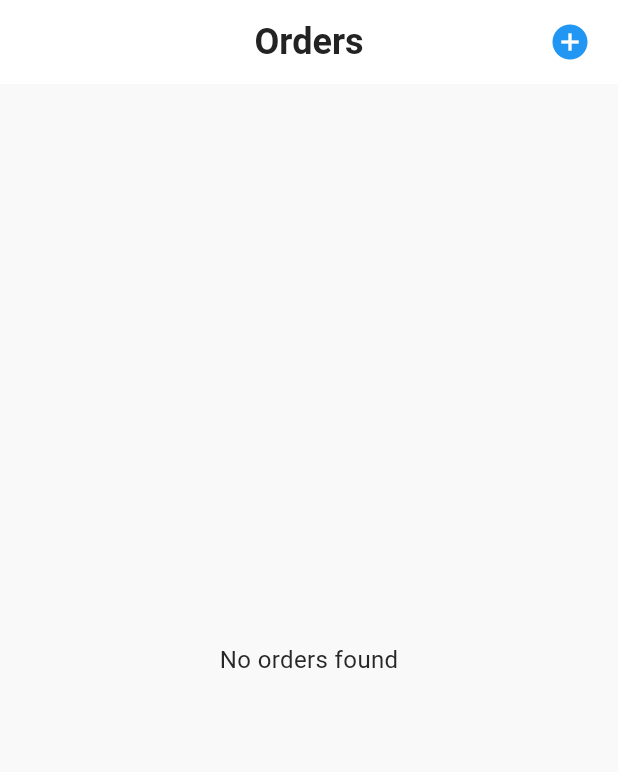
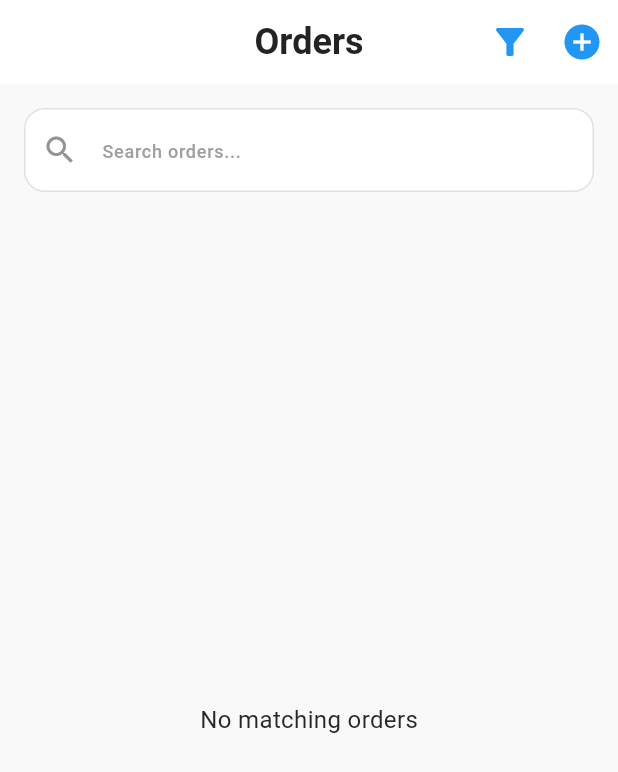
Before and after one commit to devaa11/ordermanagement, a Flutter app: the screen it shows once a user with an empty profile is signed in, on a phone screen of 412 x 824 dp. Shown: the top 772 px of the screen. Run offline on Flutter 3.47's test engine with Material 3 defaults, Android fonts, the phone set to English and light mode, and no system bars; our stand-ins replace cloud_firestore, firebase_auth, firebase_core, flutter_screenutil, get, iconsax; accounts and stored records are empty; generated files the repository leaves out were written again; Roboto replaces fonts that are missing (Poppins).

Commit message:
filter also added

```diff
--- a/lib/modules/Home/home_screen.dart
+++ b/lib/modules/Home/home_screen.dart
@@ -5,6 +5,7 @@ import 'package:get/get_core/src/get_main.dart';
 import '../../data/models/orderModel.dart';
 import '../../utils/routes/app_routes.dart';
 import '../orders/controllers/order_controller.dart';
+import '../orders/widgets/order_filtersheet.dart';
 
 class HomeScreen extends StatefulWidget {
   const HomeScreen({super.key});
@@ -42,12 +43,22 @@ class _HomeScreenState extends State<HomeScreen> {
         centerTitle: true,
         actions: [
           IconButton(
+            icon: const Icon(Icons.filter_alt, color: Colors.blue, size: 28),
             onPressed: () {
-              Get.toNamed(Routes.addOrders);
+              showModalBottomSheet(
+                context: context,
+                isScrollControlled: true,
+                shape: const RoundedRectangleBorder(
+                  borderRadius: BorderRadius.vertical(top: Radius.circular(24)),
+                ),
+                builder: (_) => OrderFilterSheet(),
+              );
             },
+          ),
+          IconButton(
             icon: const Icon(Icons.add_circle, color: Colors.blue, size: 28),
+            onPressed: () => Get.toNamed(Routes.addOrders),
           ),
-          const SizedBox(width: 8),
         ],
       ),
       body: Obx(() {
@@ -55,30 +66,57 @@ class _HomeScreenState extends State<HomeScreen> {
           return const Center(child: CircularProgressIndicator());
         }
 
-      if (orderCtrl.orders.isEmpty) {
+        return Column(
+          children: [
+            // 🔍 SEARCH BAR
+            Padding(
+              padding: const EdgeInsets.fromLTRB(16, 16, 16, 8),
+              child: TextField(
+                decoration: InputDecoration(
+                  hintText: "Search orders...",
+                  prefixIcon: const Icon(Icons.search),
+                  filled: true,
+                  fillColor: Theme.of(context).cardColor,
+                  border: OutlineInputBorder(
+                    borderRadius: BorderRadius.circular(12),
+                    borderSide: BorderSide.none,
+                  ),
+                ),
+                onChanged: (value) {
+                  orderCtrl.searchQuery.value = value;
+                },
+              ),
+            ),
+
+            Expanded(
+              child: RefreshIndicator(
+                onRefresh: () async => await orderCtrl.loadOrders(),
+                child: Obx(() {
+                  final list = orderCtrl.filteredOrders;
+
+                  if (list.isEmpty) {
                     return const Center(
                       child: Text(
-            "No orders found",
+                        "No matching orders",
                         style: TextStyle(fontSize: 16),
                       ),
                     );
                   }
 
-      return RefreshIndicator(
-        onRefresh: () async {
-          await orderCtrl.loadOrders();
-        },
-        child: ListView.builder(
+                  return ListView.builder(
                     physics: const AlwaysScrollableScrollPhysics(),
                     padding: const EdgeInsets.all(16),
-          itemCount: orderCtrl.orders.length,
+                    itemCount: list.length,
                     itemBuilder: (context, index) {
-            final order = orderCtrl.orders[index];
+                      final order = list[index];
                       return _buildOrderCard(order, context);
                     },
+                  );
+                }),
               ),
+            )
+          ],
         );
-
       }),
     );
   }
--- a/lib/modules/orders/controllers/order_controller.dart
+++ b/lib/modules/orders/controllers/order_controller.dart
@@ -13,6 +13,12 @@ class OrdersController extends GetxController {
   var selectedStatus = "".obs;
   var selectedDate = DateTime.now().obs;
   var isEditing = false.obs;
+  var searchQuery = "".obs;
+  var selectedStatuses = <String>[].obs;
+  var minAmount = 0.0.obs;
+  var maxAmount = 999999.0.obs;
+  var startDate = Rxn<DateTime>();
+  var endDate = Rxn<DateTime>();
 
   @override
   void onInit() {
@@ -23,6 +29,7 @@ class OrdersController extends GetxController {
 
   Future<void> loadOrders() async {
     isLoading.value = true;
+    resetFilters();
     orders.value = await repo.getOrders();
     isLoading.value = false;
   }
@@ -98,4 +105,44 @@ class OrdersController extends GetxController {
       return false;
     }
   }
+
+  List<OrderModel> get filteredOrders {
+    List<OrderModel> temp = orders;
+
+    if (searchQuery.value.isNotEmpty) {
+      final q = searchQuery.value.toLowerCase();
+      temp = temp.where((o) =>
+      o.customerName.toLowerCase().contains(q) ||
+          o.orderId.toLowerCase().contains(q) ||
+          o.status.toLowerCase().contains(q)
+      ).toList();
+    }
+
+    if (selectedStatuses.isNotEmpty) {
+      temp = temp.where((o) => selectedStatuses.contains(o.status)).toList();
+    }
+
+    temp = temp.where((o) =>
+    o.amount >= minAmount.value &&
+        o.amount <= maxAmount.value).toList();
+
+    if (startDate.value != null && endDate.value != null) {
+      temp = temp.where((o) =>
+      o.date.isAfter(startDate.value!) &&
+          o.date.isBefore(endDate.value!)).toList();
+    }
+
+    return temp;
+  }
+
+  void resetFilters() {
+    searchQuery.value = "";
+    selectedStatuses.clear();
+    minAmount.value = 0.0;
+    maxAmount.value = 999999.0;
+    startDate.value = null;
+    endDate.value = null;
+  }
+
+
 }
```
Also changed, not shown: lib/modules/orders/widgets/order_filtersheet.dart (added, +373 -0 lines). Lines whose indentation alone changed are shown as unchanged.
